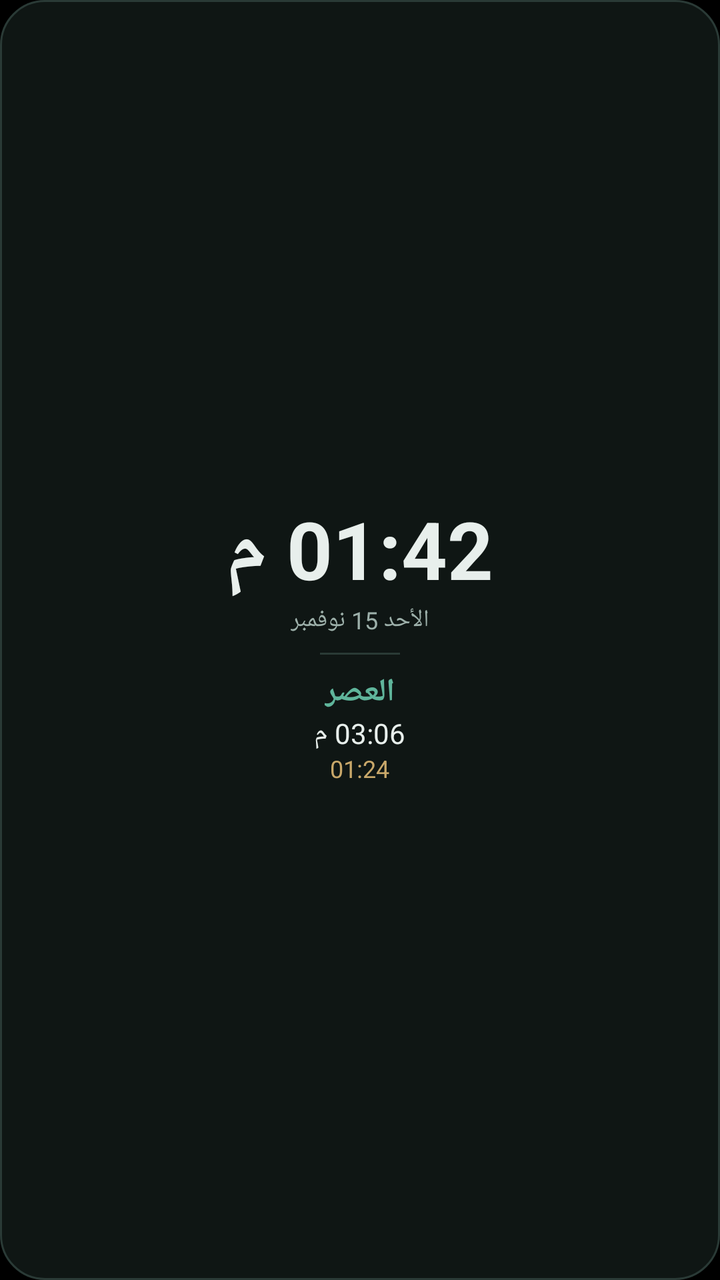
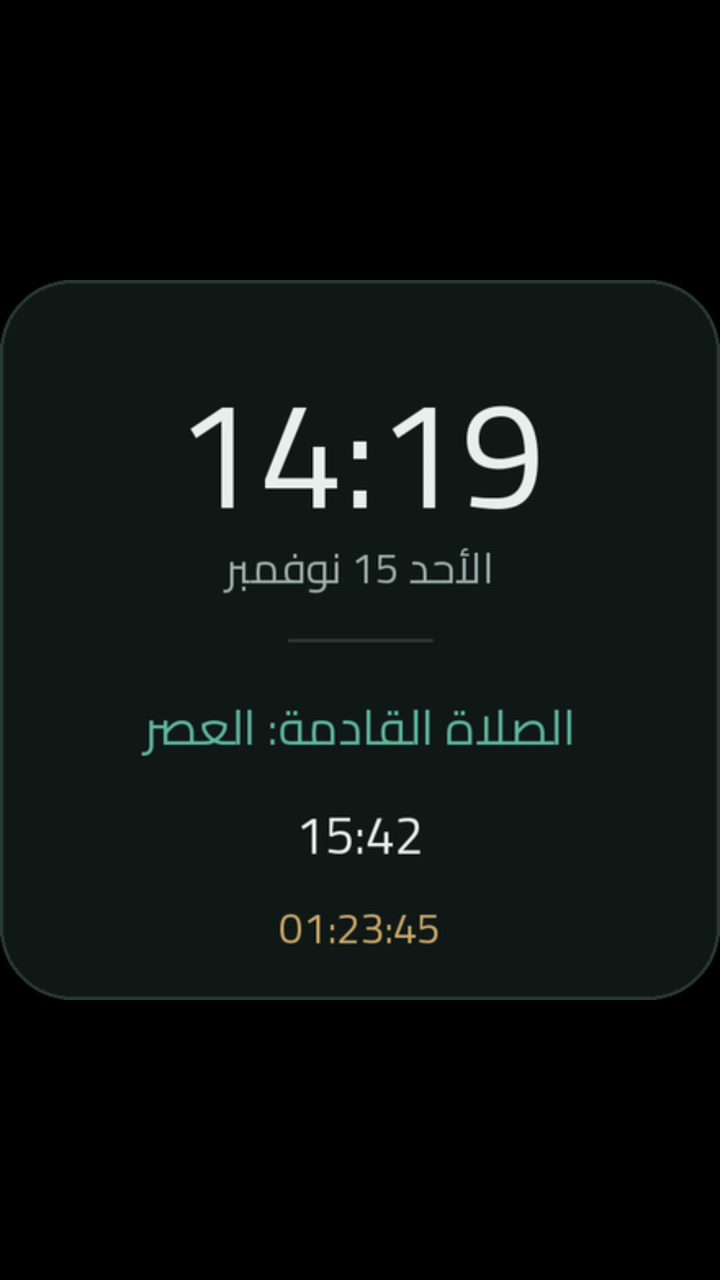

An Android layout rendered at two revisions. The XML below is the earlier revision; the diff shows what the commit changed to produce the second picture.
<!-- AndroidManifest.xml: application theme LaunchTheme -->
<!-- res/layout/widget_clock_preview.xml -->
<?xml version='1.0' encoding='utf-8'?>
<LinearLayout xmlns:android="http://schemas.android.com/apk/res/android" android:id="@+id/widget_root" android:layout_width="match_parent" android:layout_height="match_parent" android:orientation="vertical" android:background="@drawable/widget_bg" android:padding="14dp" android:gravity="center">
    <TextView android:layout_width="wrap_content" android:layout_height="wrap_content" android:textColor="#E8EFEC" android:textSize="40sp" android:textStyle="bold" android:text="01:42 م" />
    <TextView android:layout_width="wrap_content" android:layout_height="wrap_content" android:textColor="#9DB0AA" android:textSize="12sp" android:text="الأحد 15 نوفمبر" />
    <View android:layout_width="40dp" android:layout_height="1dp" android:layout_marginTop="8dp" android:layout_marginBottom="8dp" android:background="#2A3A36" />
    <TextView android:id="@+id/w_name" android:layout_width="wrap_content" android:layout_height="wrap_content" android:textColor="#5FB59B" android:textSize="16sp" android:textStyle="bold" android:text="العصر" />
    <TextView android:id="@+id/w_time" android:layout_width="wrap_content" android:layout_height="wrap_content" android:textColor="#E8EFEC" android:textSize="14sp" android:text="03:06 م" />
    <TextView android:id="@+id/w_count" android:layout_width="wrap_content" android:layout_height="wrap_content" android:textColor="#C9A86A" android:textSize="12sp" android:text="01:24" />
</LinearLayout>
<!-- resources referenced by this layout -->
<resources>
  <!-- drawable widget_bg (drawable) -->
  <?xml version="1.0" encoding="utf-8"?>
  <shape xmlns:android="http://schemas.android.com/apk/res/android" android:shape="rectangle">
      <solid android:color="#F2101816" />
      <corners android:radius="22dp" />
      <stroke android:width="1dp" android:color="#2A3A36" />
  </shape>
  <style name="LaunchTheme" parent="@android:style/Theme.Black.NoTitleBar">
          <item name="android:windowBackground">@color/launch_background</item>
          <item name="android:windowFullscreen">false</item>
          <item name="android:windowLightStatusBar">false</item>
          <item name="android:windowLightNavigationBar">false</item>
          <item name="android:statusBarColor">#000000</item>
          <item name="android:navigationBarColor">#000000</item>
          <item name="android:windowAnimationStyle">@null</item>
      </style>
  <color name="launch_background">#000000</color>
</resources>

<!-- the commit's change to res/layout/widget_clock_preview.xml (unified diff, before → after) -->
@@ -1,9 +1,7 @@
-<?xml version='1.0' encoding='utf-8'?>
-<LinearLayout xmlns:android="http://schemas.android.com/apk/res/android" android:id="@+id/widget_root" android:layout_width="match_parent" android:layout_height="match_parent" android:orientation="vertical" android:background="@drawable/widget_bg" android:padding="14dp" android:gravity="center">
-    <TextView android:layout_width="wrap_content" android:layout_height="wrap_content" android:textColor="#E8EFEC" android:textSize="40sp" android:textStyle="bold" android:text="01:42 م" />
-    <TextView android:layout_width="wrap_content" android:layout_height="wrap_content" android:textColor="#9DB0AA" android:textSize="12sp" android:text="الأحد 15 نوفمبر" />
-    <View android:layout_width="40dp" android:layout_height="1dp" android:layout_marginTop="8dp" android:layout_marginBottom="8dp" android:background="#2A3A36" />
-    <TextView android:id="@+id/w_name" android:layout_width="wrap_content" android:layout_height="wrap_content" android:textColor="#5FB59B" android:textSize="16sp" android:textStyle="bold" android:text="العصر" />
-    <TextView android:id="@+id/w_time" android:layout_width="wrap_content" android:layout_height="wrap_content" android:textColor="#E8EFEC" android:textSize="14sp" android:text="03:06 م" />
-    <TextView android:id="@+id/w_count" android:layout_width="wrap_content" android:layout_height="wrap_content" android:textColor="#C9A86A" android:textSize="12sp" android:text="01:24" />
-</LinearLayout>
+<?xml version="1.0" encoding="utf-8"?>
+<ImageView xmlns:android="http://schemas.android.com/apk/res/android"
+    android:layout_width="match_parent"
+    android:layout_height="match_parent"
+    android:contentDescription="@string/widget_clock_picker_description"
+    android:scaleType="fitCenter"
+    android:src="@drawable/preview_clock" />
<!-- resource entries referenced after the edit -->
@@ -1,12 +1,7 @@
 <!-- resources referenced by this layout -->
 <resources>
-  <!-- drawable widget_bg (drawable) -->
-  <?xml version="1.0" encoding="utf-8"?>
-  <shape xmlns:android="http://schemas.android.com/apk/res/android" android:shape="rectangle">
-      <solid android:color="#F2101816" />
-      <corners android:radius="22dp" />
-      <stroke android:width="1dp" android:color="#2A3A36" />
-  </shape>
+  <!-- drawable preview_clock: png bitmap (drawable-nodpi, 33503 bytes) -->
+  <string name="widget_clock_picker_description">الوقت والتاريخ والصلاة القادمة</string>
   <style name="LaunchTheme" parent="@android:style/Theme.Black.NoTitleBar">
           <item name="android:windowBackground">@color/launch_background</item>
           <item name="android:windowFullscreen">false</item>
